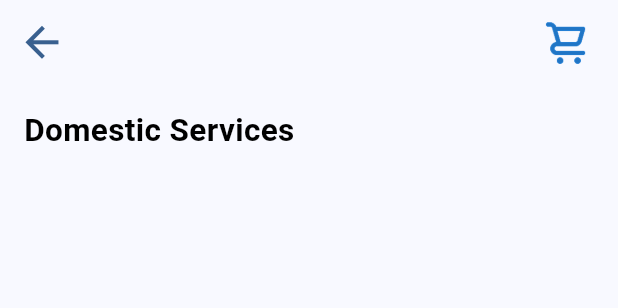
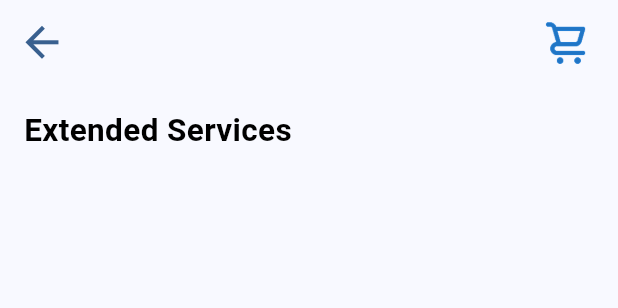
Before and after one commit to mrroccky/qwicky, a Flutter app: the HomeContent widget shown alone on an empty page, opened directly with empty values, after a tap on "Home Maid", on a phone screen of 412 x 824 dp. Shown: the top 308 px of the screen. Run offline on Flutter 3.47's test engine with Material 3 defaults, Android fonts, the phone set to English and light mode, and no system bars; drawn by our look-alikes of badges; our stand-ins replace carousel_slider, equatable, flutter_bloc, flutter_dotenv, geolocator, image_picker and 4 more; missing offline and left inert: razorpay_flutter; accounts and stored records are empty; network calls fail.

```diff
--- a/lib/models/service_model.dart
+++ b/lib/models/service_model.dart
@@ -9,7 +9,8 @@ class ServiceModel{
   final DateTime? createdAt;
   final String? categoryId;
   final String? location;
-  final String image; // Added for UI display
+  final String image;
+  final String mainDescription;
 
   ServiceModel({
     this.serviceId,
@@ -22,7 +23,8 @@ class ServiceModel{
     this.createdAt,
     this.categoryId,
     required this.image,
-    this.location,s
+    this.location,
+    required this.mainDescription,
   });
 
   // Helper to split description into bullet points
--- a/lib/screens/Main/home_screen.dart
+++ b/lib/screens/Main/home_screen.dart
@@ -146,7 +146,7 @@ class _HomeContentState extends State<HomeContent> {
                   MaterialPageRoute(
                     builder: (context) => MainServicesScreen(
                       address: widget.address,
-                      serviceType: 'Domestic', city: widget.city,
+                      serviceType: 'Quick', city: widget.city,
                     ),
                   ),
                 ),
@@ -160,7 +160,7 @@ class _HomeContentState extends State<HomeContent> {
                   MaterialPageRoute(
                     builder: (context) => MainServicesScreen(
                       address: widget.address,
-                      serviceType: 'Domestic',city: widget.city,
+                      serviceType: 'Quick',city: widget.city,
                     ),
                   ),
                 ),
@@ -174,7 +174,7 @@ class _HomeContentState extends State<HomeContent> {
                   MaterialPageRoute(
                     builder: (context) => MainServicesScreen(
                       address: widget.address,
-                      serviceType: 'Domestic',city: widget.city,
+                      serviceType: 'Quick',city: widget.city,
                     ),
                   ),
                 ),
@@ -195,7 +195,7 @@ class _HomeContentState extends State<HomeContent> {
                   MaterialPageRoute(
                     builder: (context) => MainServicesScreen(
                       address: widget.address,
-                      serviceType: 'Domestic',city: widget.city,
+                      serviceType: 'Quick',city: widget.city,
                     ),
                   ),
                 ),
@@ -209,7 +209,7 @@ class _HomeContentState extends State<HomeContent> {
                   MaterialPageRoute(
                     builder: (context) => MainServicesScreen(
                       address: widget.address,
-                      serviceType: 'Domestic',city: widget.city,
+                      serviceType: 'Quick',city: widget.city,
                     ),
                   ),
                 ),
@@ -223,7 +223,7 @@ class _HomeContentState extends State<HomeContent> {
                   MaterialPageRoute(
                     builder: (context) => MainServicesScreen(
                       address: widget.address,
-                      serviceType: 'Domestic',city: widget.city,
+                      serviceType: 'Quick',city: widget.city,
                     ),
                   ),
                 ),
--- a/lib/screens/Main/main_services_screen.dart
+++ b/lib/screens/Main/main_services_screen.dart
@@ -36,6 +36,10 @@ class _MainServicesScreenState extends State<MainServicesScreen> {
         return '2';
       case 'Corporate':
         return '3';
+      case 'Extended':
+        return '4';
+      case 'Quick':
+        return '5';
       default:
         return '1'; // Default to Domestic
     }
@@ -53,6 +57,12 @@ class _MainServicesScreenState extends State<MainServicesScreen> {
         break;
       case 'Corporate':
         title = 'Corporate Services';
+        break;
+      case 'Extended':
+        title = 'Extended Services';
+        break;
+      case 'Quick':
+        title = 'Quick Services';
         break;
       default:
         title = 'Services';
--- a/lib/widgets/home_content_part.dart
+++ b/lib/widgets/home_content_part.dart
@@ -54,7 +54,7 @@ class _HomeContentPartState extends State<HomeContentPart> {
                 MaterialPageRoute(
                   builder: (context) => MainServicesScreen(
                     address: widget.address,
-                    serviceType: 'Domestic',
+                    serviceType: 'Extended',
                     city: widget.city,
                   ),
                 ),
@@ -69,7 +69,7 @@ class _HomeContentPartState extends State<HomeContentPart> {
                 MaterialPageRoute(
                   builder: (context) => MainServicesScreen(
                     address: widget.address,
-                    serviceType: 'Domestic',
+                    serviceType: 'Extended',
                     city: widget.city,
                   ),
                 ),
@@ -84,7 +84,7 @@ class _HomeContentPartState extends State<HomeContentPart> {
                 MaterialPageRoute(
                   builder: (context) => MainServicesScreen(
                     address: widget.address,
-                    serviceType: 'Domestic',
+                    serviceType: 'Extended',
                     city: widget.city,
                   ),
                 ),
@@ -106,7 +106,7 @@ class _HomeContentPartState extends State<HomeContentPart> {
                 MaterialPageRoute(
                   builder: (context) => MainServicesScreen(
                     address: widget.address,
-                    serviceType: 'Domestic',
+                    serviceType: 'Extended',
                     city: widget.city,
                   ),
                 ),
@@ -121,7 +121,7 @@ class _HomeContentPartState extends State<HomeContentPart> {
                 MaterialPageRoute(
                   builder: (context) => MainServicesScreen(
                     address: widget.address,
-                    serviceType: 'Domestic',
+                    serviceType: 'Extended',
                     city: widget.city,
                   ),
                 ),
```
Also changed, not shown: lib/screens/Main/bloc/service_part/service_bloc.dart (+6 -7 lines), lib/screens/Main/location_permission_screen.dart (+13 -1 lines), lib/widgets/service_card.dart (+10 -7 lines), 1 other file.
